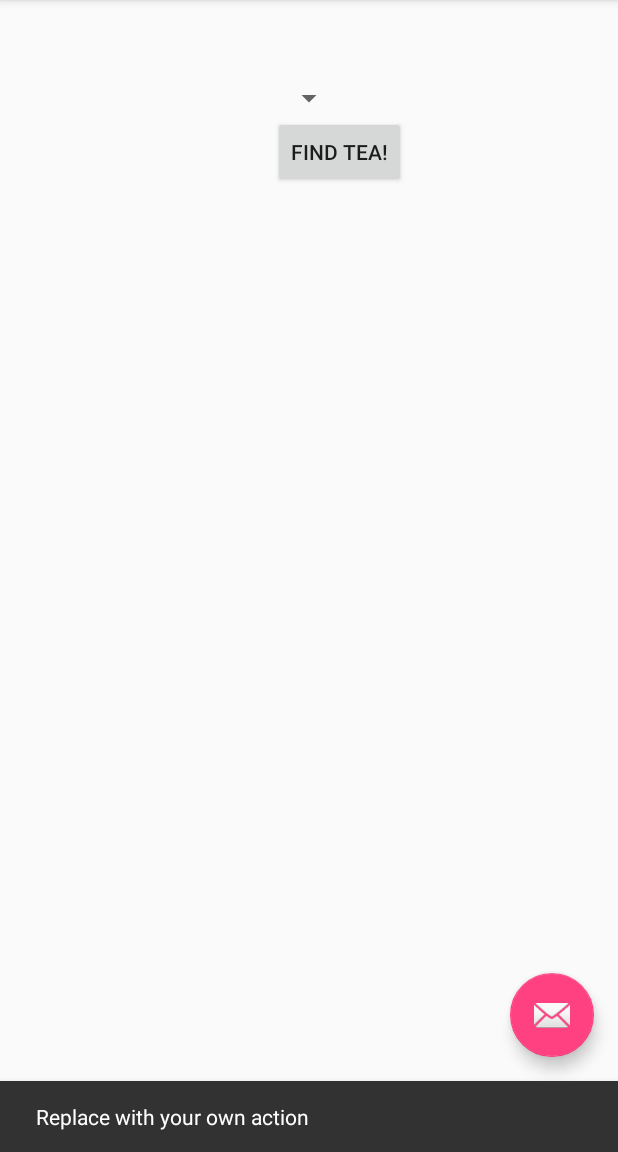
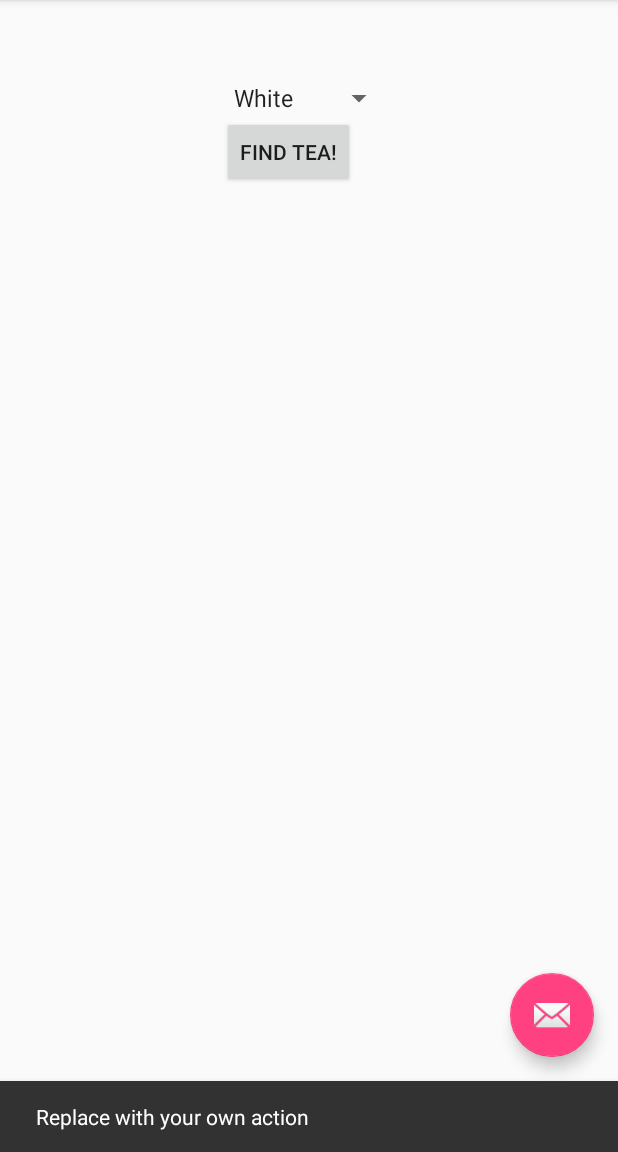
Before and after one commit to IanDCarroll/TeaAdvisor, an Android app: the screen it shows after launch (FindTeaActivity), after a tap on an icon or button, on a phone screen of 412 x 824 dp, the part 84-1236 px from its top. Run offline under Robolectric (Android 15) with nearby library versions, the phone set to English and light mode, and no system bars.

Commit message:
add spinner string-array resource

```diff
--- a/app/src/main/res/layout/content_find_tea.xml
+++ b/app/src/main/res/layout/content_find_tea.xml
@@ -18,7 +18,8 @@
         android:layout_height="wrap_content"
         android:layout_alignParentTop="true"
         android:layout_centerHorizontal="true"
-        android:layout_marginTop="37dp" />
+        android:layout_marginTop="37dp"
+        android:entries="@array/tea_colors"/>
 
     <Button
         android:id="@+id/find_tea"
--- a/app/src/main/res/values/strings.xml
+++ b/app/src/main/res/values/strings.xml
@@ -3,4 +3,11 @@
     <string name="action_settings">Settings</string>
     <string name="find_tea">Find Tea!</string>
     <string name="Types"></string>
+    <string-array name="tea_colors">
+        <item>White</item>
+        <item>Green</item>
+        <item>Oolong</item>
+        <item>Black</item>
+        <item>Pu-erh</item>
+    </string-array>
 </resources>
```
Also changed, not shown: 2 other files.
